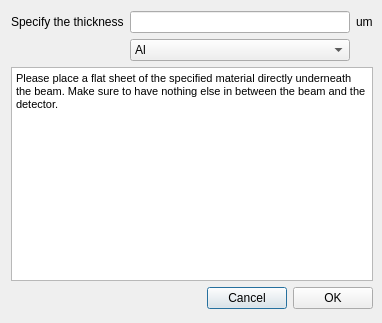
Before: the Qt Designer form SpidrMpx3Eq/qcstmBHdialog.ui in navrit/dexter, drawn with Qt 5.
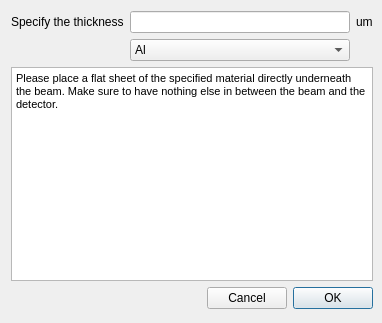
After: the same form once the commit is applied.

```diff
--- a/SpidrMpx3Eq/qcstmBHdialog.ui
+++ b/SpidrMpx3Eq/qcstmBHdialog.ui
@@ -31,7 +31,7 @@
   <property name="windowTitle">
    <string>Dialog</string>
   </property>
-  <widget class="QWidget" name="">
+  <widget class="QWidget" name="layoutWidget">
    <property name="geometry">
     <rect>
      <x>11</x>
@@ -141,6 +141,9 @@
         <property name="text">
          <string>OK</string>
         </property>
+        <property name="default">
+         <bool>true</bool>
+        </property>
        </widget>
       </item>
      </layout>
```
Left out of the diff: 4 changed lines with no effect on the pictures.
